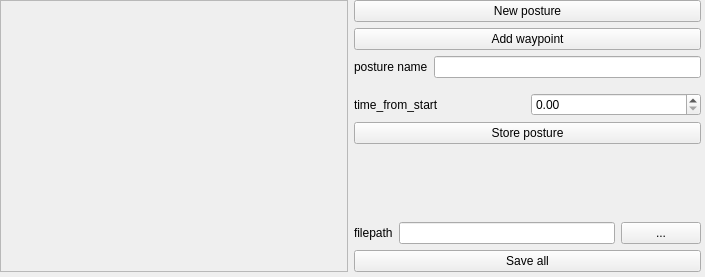
The window that rqt_meka_posture_recorder/ui/RqtMekaPostureRecorder.ui (CentralLabFacilities/meka-ros-pkg) describes before a commit, drawn with Qt 5.
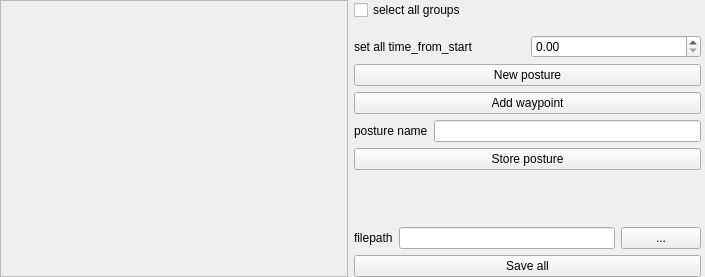
The same window after the commit.

Commit message: Added check_all and time_from_start for all buttons On recovery add waypoint is now enabled

Diff of the .ui file:
```diff
--- a/rqt_meka_posture_recorder/ui/RqtMekaPostureRecorder.ui
+++ b/rqt_meka_posture_recorder/ui/RqtMekaPostureRecorder.ui
@@ -19,7 +19,7 @@
      <x>0</x>
      <y>0</y>
      <width>701</width>
-     <height>272</height>
+     <height>277</height>
     </rect>
    </property>
    <layout class="QHBoxLayout" name="horizontalLayout">
@@ -45,7 +45,7 @@
            <x>0</x>
            <y>0</y>
            <width>343</width>
-           <height>266</height>
+           <height>271</height>
           </rect>
          </property>
         </widget>
@@ -58,6 +58,30 @@
       <property name="sizeConstraint">
        <enum>QLayout::SetMinimumSize</enum>
       </property>
+      <item>
+       <widget class="QCheckBox" name="chk_select_all">
+        <property name="text">
+         <string>select all groups</string>
+        </property>
+       </widget>
+      </item>
+      <item>
+       <layout class="QHBoxLayout" name="horizontalLayout_2">
+        <property name="topMargin">
+         <number>9</number>
+        </property>
+        <item>
+         <widget class="QLabel" name="label">
+          <property name="text">
+           <string>set all time_from_start</string>
+          </property>
+         </widget>
+        </item>
+        <item>
+         <widget class="QDoubleSpinBox" name="time_from_start"/>
+        </item>
+       </layout>
+      </item>
       <item>
        <widget class="QPushButton" name="btn_new_posture">
         <property name="text">
@@ -89,23 +113,6 @@
         </item>
        </layout>
       </item>
-      <item>
-       <layout class="QHBoxLayout" name="horizontalLayout_2">
-        <property name="topMargin">
-         <number>9</number>
-        </property>
-        <item>
-         <widget class="QLabel" name="label">
-          <property name="text">
-           <string>time_from_start</string>
-          </property>
-         </widget>
-        </item>
-        <item>
-         <widget class="QDoubleSpinBox" name="time_from_start"/>
-        </item>
-       </layout>
-      </item>
       <item>
        <widget class="QPushButton" name="btn_store_posture">
         <property name="text">
```
The commit also changes 1 other file.
